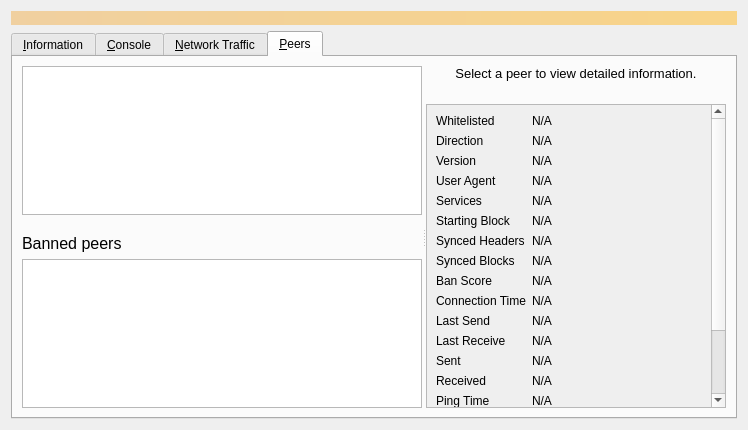
First picture: the form in src/qt/forms/debugwindow.ui, repository umkoin/umkoin, before the edit.
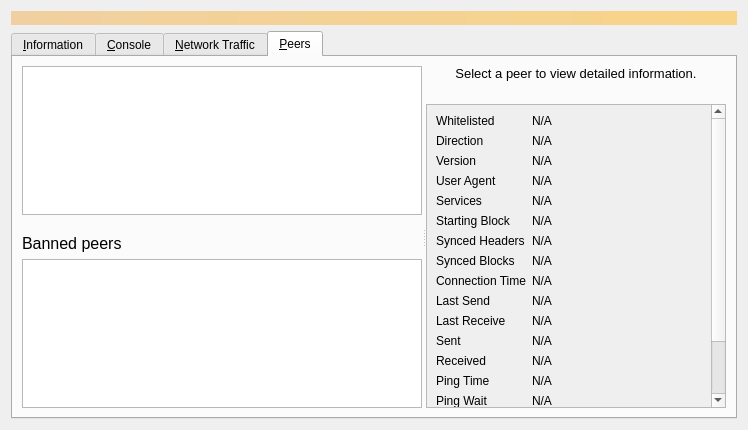
Second picture: the form after the edit. The open tabs and pages were chosen to show the change. Icons and pictures are not drawn. Custom widgets are drawn as their Qt base class.

```diff
--- a/src/qt/forms/debugwindow.ui
+++ b/src/qt/forms/debugwindow.ui
@@ -1264,36 +1264,13 @@
                 </widget>
                </item>
                <item row="8" column="0">
-                <widget class="QLabel" name="label_24">
-                 <property name="text">
-                  <string>Ban Score</string>
-                 </property>
-                </widget>
-               </item>
-               <item row="8" column="1">
-                <widget class="QLabel" name="peerBanScore">
-                 <property name="cursor">
-                  <cursorShape>IBeamCursor</cursorShape>
-                 </property>
-                 <property name="text">
-                  <string>N/A</string>
-                 </property>
-                 <property name="textFormat">
-                  <enum>Qt::PlainText</enum>
-                 </property>
-                 <property name="textInteractionFlags">
-                  <set>Qt::LinksAccessibleByMouse|Qt::TextSelectableByKeyboard|Qt::TextSelectableByMouse</set>
-                 </property>
-                </widget>
-               </item>
-               <item row="9" column="0">
                 <widget class="QLabel" name="label_22">
                  <property name="text">
                   <string>Connection Time</string>
                  </property>
                 </widget>
                </item>
-               <item row="9" column="1">
+               <item row="8" column="1">
                 <widget class="QLabel" name="peerConnTime">
                  <property name="cursor">
                   <cursorShape>IBeamCursor</cursorShape>
@@ -1309,14 +1286,14 @@
                  </property>
                 </widget>
                </item>
-               <item row="10" column="0">
+               <item row="9" column="0">
                 <widget class="QLabel" name="label_15">
                  <property name="text">
                   <string>Last Send</string>
                  </property>
                 </widget>
                </item>
-               <item row="10" column="1">
+               <item row="9" column="1">
                 <widget class="QLabel" name="peerLastSend">
                  <property name="cursor">
                   <cursorShape>IBeamCursor</cursorShape>
@@ -1332,14 +1309,14 @@
                  </property>
                 </widget>
                </item>
-               <item row="11" column="0">
+               <item row="10" column="0">
                 <widget class="QLabel" name="label_19">
                  <property name="text">
                   <string>Last Receive</string>
                  </property>
                 </widget>
                </item>
-               <item row="11" column="1">
+               <item row="10" column="1">
                 <widget class="QLabel" name="peerLastRecv">
                  <property name="cursor">
                   <cursorShape>IBeamCursor</cursorShape>
@@ -1355,14 +1332,14 @@
                  </property>
                 </widget>
                </item>
-               <item row="12" column="0">
+               <item row="11" column="0">
                 <widget class="QLabel" name="label_18">
                  <property name="text">
                   <string>Sent</string>
                  </property>
                 </widget>
                </item>
-               <item row="12" column="1">
+               <item row="11" column="1">
                 <widget class="QLabel" name="peerBytesSent">
                  <property name="cursor">
                   <cursorShape>IBeamCursor</cursorShape>
@@ -1378,14 +1355,14 @@
                  </property>
                 </widget>
                </item>
-               <item row="13" column="0">
+               <item row="12" column="0">
                 <widget class="QLabel" name="label_20">
                  <property name="text">
                   <string>Received</string>
                  </property>
                 </widget>
                </item>
-               <item row="13" column="1">
+               <item row="12" column="1">
                 <widget class="QLabel" name="peerBytesRecv">
                  <property name="cursor">
                   <cursorShape>IBeamCursor</cursorShape>
@@ -1401,14 +1378,14 @@
                  </property>
                 </widget>
                </item>
-               <item row="14" column="0">
+               <item row="13" column="0">
                 <widget class="QLabel" name="label_26">
                  <property name="text">
                   <string>Ping Time</string>
                  </property>
                 </widget>
                </item>
-               <item row="14" column="1">
+               <item row="13" column="1">
                 <widget class="QLabel" name="peerPingTime">
                  <property name="cursor">
                   <cursorShape>IBeamCursor</cursorShape>
@@ -1424,7 +1401,7 @@
                  </property>
                 </widget>
                </item>
-               <item row="15" column="0">
+               <item row="14" column="0">
                 <widget class="QLabel" name="peerPingWaitLabel">
                  <property name="toolTip">
                   <string>The duration of a currently outstanding ping.</string>
@@ -1434,7 +1411,7 @@
                  </property>
                 </widget>
                </item>
-               <item row="15" column="1">
+               <item row="14" column="1">
                 <widget class="QLabel" name="peerPingWait">
                  <property name="cursor">
                   <cursorShape>IBeamCursor</cursorShape>
@@ -1450,14 +1427,14 @@
                  </property>
                 </widget>
                </item>
-               <item row="16" column="0">
+               <item row="15" column="0">
                 <widget class="QLabel" name="peerMinPingLabel">
                  <property name="text">
                   <string>Min Ping</string>
                  </property>
                 </widget>
                </item>
-               <item row="16" column="1">
+               <item row="15" column="1">
                 <widget class="QLabel" name="peerMinPing">
                  <property name="cursor">
                   <cursorShape>IBeamCursor</cursorShape>
@@ -1473,14 +1450,14 @@
                  </property>
                 </widget>
                </item>
-               <item row="17" column="0">
+               <item row="16" column="0">
                 <widget class="QLabel" name="label_timeoffset">
                  <property name="text">
                   <string>Time Offset</string>
                  </property>
                 </widget>
                </item>
-               <item row="17" column="1">
+               <item row="16" column="1">
                 <widget class="QLabel" name="timeoffset">
                  <property name="cursor">
                   <cursorShape>IBeamCursor</cursorShape>
@@ -1496,7 +1473,7 @@
                  </property>
                 </widget>
                </item>
-               <item row="18" column="0">
+               <item row="17" column="0">
                 <widget class="QLabel" name="peerMappedASLabel">
                  <property name="toolTip">
                   <string>The mapped Autonomous System used for diversifying peer selection.</string>
@@ -1506,7 +1483,7 @@
                  </property>
                 </widget>
                </item>
-               <item row="18" column="1">
+               <item row="17" column="1">
                 <widget class="QLabel" name="peerMappedAS">
                  <property name="cursor">
                   <cursorShape>IBeamCursor</cursorShape>
@@ -1522,7 +1499,7 @@
                  </property>
                 </widget>
                </item>
-               <item row="19" column="0">
+               <item row="18" column="0">
                 <spacer name="verticalSpacer_3">
                  <property name="orientation">
                   <enum>Qt::Vertical</enum>
```
